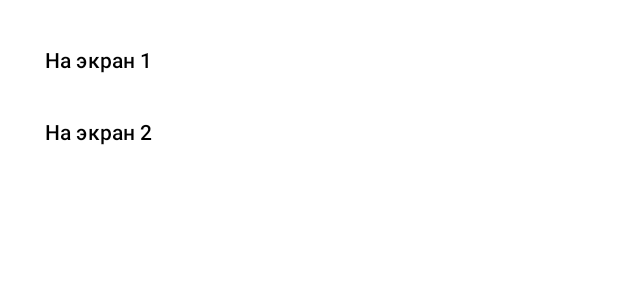
After one commit to profitsw2000/NasaMaterialDesign, an Android app: the layout bottom_navigation_layout.xml on its own in the app's theme, with its tools: preview values and no code run, on a phone screen of 412 x 824 dp. The commit adds this screen. Shown: the top 300 px of the screen. Run offline under Robolectric (Android 15) with nearby library versions, the phone set to English and light mode, and no system bars; network calls fail.

```diff
--- /dev/null
+++ b/app/src/main/res/layout/bottom_navigation_layout.xml
@@ -0,0 +1,18 @@
+<androidx.constraintlayout.widget.ConstraintLayout xmlns:android="http://schemas.android.com/apk/res/android"
+    xmlns:app="http://schemas.android.com/apk/res-auto"
+    android:layout_width="match_parent"
+    android:layout_height="wrap_content">
+
+    <com.google.android.material.navigation.NavigationView
+        android:id="@+id/navigation_view"
+        android:layout_width="match_parent"
+        android:layout_height="wrap_content"
+        android:layout_gravity="bottom"
+        android:layout_marginStart="8dp"
+        android:layout_marginTop="8dp"
+        android:layout_marginEnd="8dp"
+        app:layout_constraintEnd_toEndOf="parent"
+        app:layout_constraintStart_toStartOf="parent"
+        app:layout_constraintTop_toTopOf="parent"
+        app:menu="@menu/menu_bottom_navigation" />
+</androidx.constraintlayout.widget.ConstraintLayout>
--- a/app/src/main/res/layout/fragment_main.xml
+++ b/app/src/main/res/layout/fragment_main.xml
@@ -76,6 +76,9 @@
         android:layout_width="match_parent"
         android:layout_height="wrap_content"
         android:layout_gravity="bottom"
+        android:backgroundTint="@color/color_gray"
+        app:hideOnScroll="true"
+        app:layout_scrollFlags="scroll|enterAlways"
         app:fabAlignmentMode="center"
         app:menu="@menu/menu_bottom_bar"
         app:navigationIcon="@drawable/ic_hamburger_menu_bottom_bar" />
--- /dev/null
+++ b/app/src/main/res/menu/menu_bottom_navigation.xml
@@ -0,0 +1,12 @@
+<?xml version="1.0" encoding="utf-8"?>
+<menu xmlns:android="http://schemas.android.com/apk/res/android">
+    <group android:checkableBehavior="none">
+        <item
+            android:id="@+id/navigation_one"
+            android:title="На экран 1" />
+        <item
+            android:id="@+id/navigation_two"
+            android:title="На экран 2" />
+    </group>
+
+</menu>
--- a/app/src/main/res/values/colors.xml
+++ b/app/src/main/res/values/colors.xml
@@ -9,4 +9,5 @@
     <color name="white">#FFFFFFFF</color>
 
     <color name="color_gray">#66000000</color>
+    <color name="color_green">#569859</color>
 </resources>
```
Also changed, not shown: app/src/main/java/ru/profitsw2000/nasamaterialdesign/ui/fragments/BottomNavigationDrawerFragment.kt (added, +25 -0 lines), app/src/main/java/ru/profitsw2000/nasamaterialdesign/ui/fragments/PictureOfTheDayFragment.kt (+33 -3 lines), app/src/main/res/drawable/ic_back_fab.xml (added, +20 -0 lines), app/src/main/res/menu/menu_bottom_bar_other_screen.xml (added, +9 -0 lines).
